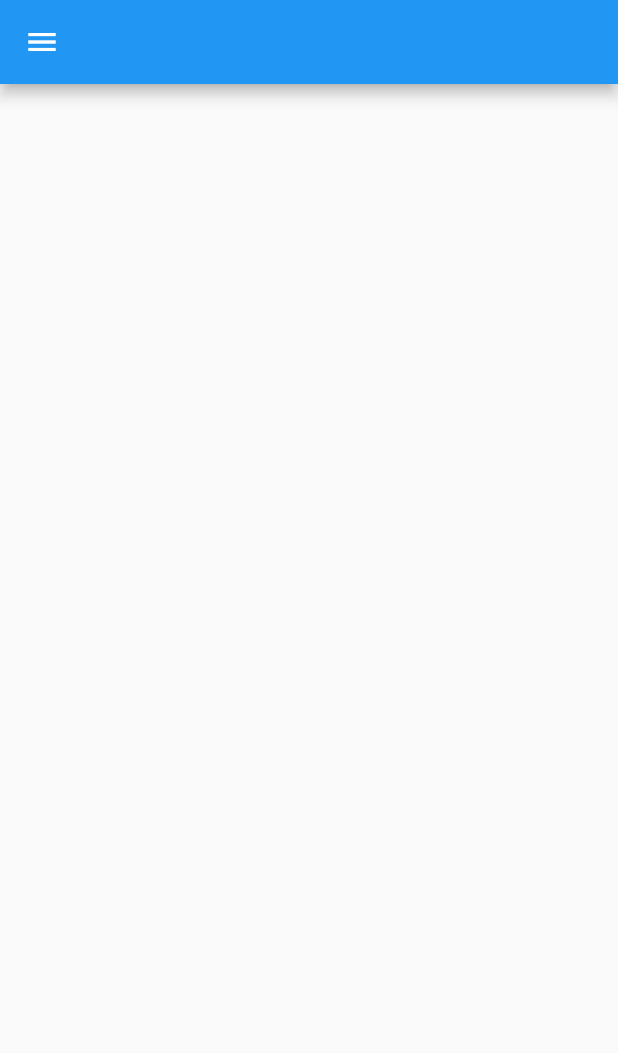
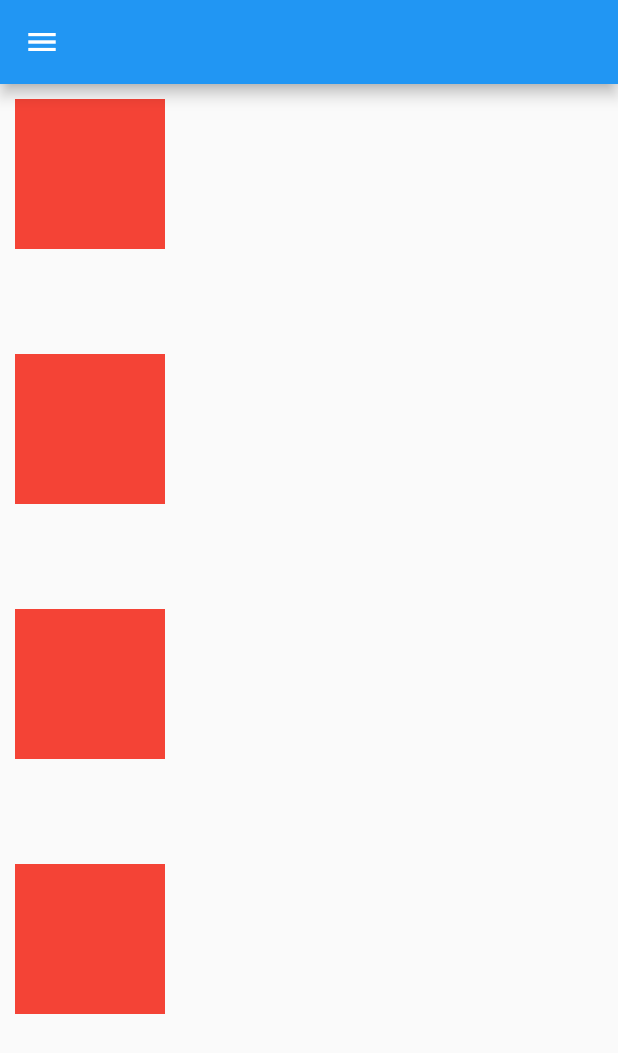
Before and after one commit to wejden7/Flutter_Tutorial, a Flutter app: the screen it shows after launch, on a phone screen of 412 x 824 dp. Shown: the top 1053 px of the screen. Run offline on Flutter 3.47's test engine with Material 2 defaults, Android fonts, the phone set to English and light mode, and no system bars.

Commit message:
Wrap
widget

```diff
--- a/lib/main.dart
+++ b/lib/main.dart
@@ -12,7 +12,37 @@ class MyApp extends StatelessWidget {
         home: Scaffold(
           appBar: AppBar(),
           drawer: Drawer(),
-          body: Container(),
+          body: Wrap(
+            direction: Axis.vertical,
+            spacing: 50,
+            alignment: WrapAlignment.center,
+            children: [
+              Container(
+                width: 100,
+                height: 100,
+                margin: EdgeInsets.all(10),
+                color: Colors.red,
+              ),
+              Container(
+                width: 100,
+                height: 100,
+                margin: EdgeInsets.all(10),
+                color: Colors.red,
+              ),
+              Container(
+                width: 100,
+                height: 100,
+                margin: EdgeInsets.all(10),
+                color: Colors.red,
+              ),
+              Container(
+                width: 100,
+                height: 100,
+                margin: EdgeInsets.all(10),
+                color: Colors.red,
+              ),
+            ],
+          ),
         ));
   }
 }
```
